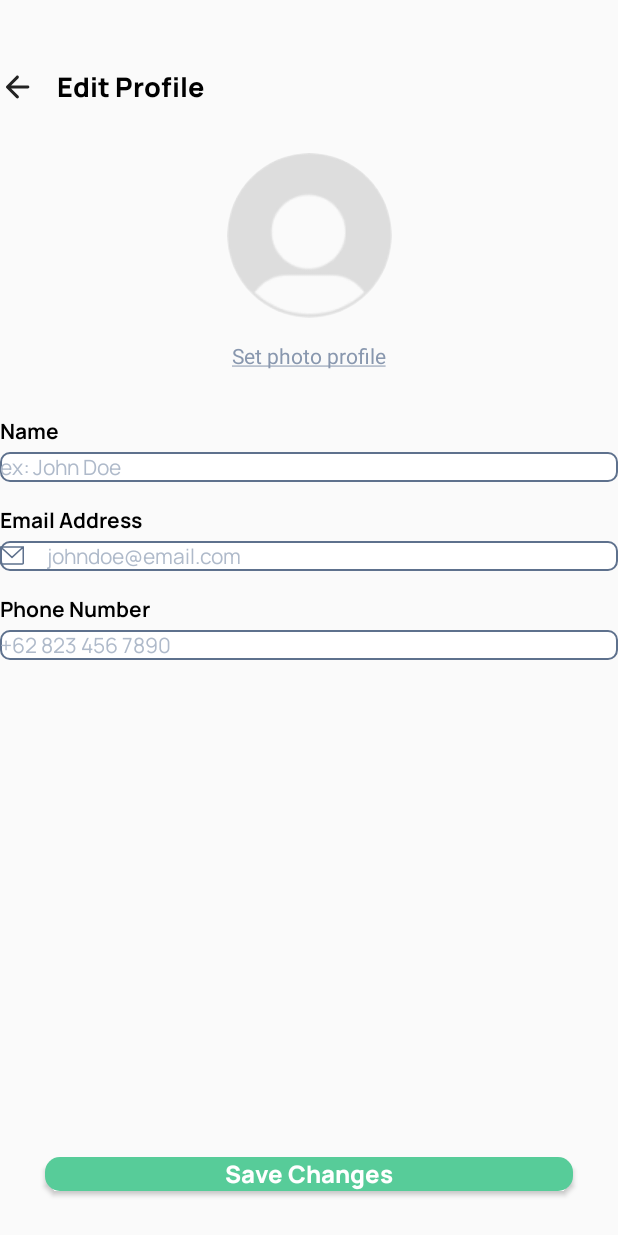
After one commit to dzikryaji/Hearmony, an Android app: the EditProfileActivity screen opened directly, with no data from a screen before it, on a phone screen of 412 x 824 dp. The commit adds this screen. Run offline under Robolectric (Android 15) with nearby library versions, the phone set to English and light mode, and no system bars; our stand-ins replace CircleImageView.

Commit message:
add edit profile activity

```diff
--- a/app/src/main/AndroidManifest.xml
+++ b/app/src/main/AndroidManifest.xml
@@ -13,13 +13,17 @@
         android:theme="@style/Theme.Hearmony"
         tools:targetApi="31">
         <activity
+            android:name=".activity.EditProfileActivity"
+            android:exported="false"
+            android:theme="@style/Theme.Hearmony.LightStatusBar" />
+        <activity
             android:name=".activity.RegisterActivity"
             android:exported="false"
-            android:windowSoftInputMode="adjustResize"/>
+            android:windowSoftInputMode="adjustResize" />
         <activity
             android:name=".activity.LoginActivity"
             android:exported="false"
-            android:windowSoftInputMode="adjustResize"/>
+            android:windowSoftInputMode="adjustResize" />
         <activity
             android:name=".activity.OnBoardingActivity"
             android:exported="false"
--- /dev/null
+++ b/app/src/main/java/das/mobile/hearmony/activity/EditProfileActivity.java
@@ -0,0 +1,31 @@
+package das.mobile.hearmony.activity;
+
+import android.os.Build;
+import android.os.Bundle;
+import android.view.WindowManager;
+
+import androidx.appcompat.app.AppCompatActivity;
+
+import das.mobile.hearmony.databinding.ActivityEditProfileBinding;
+
+public class EditProfileActivity extends AppCompatActivity {
+
+    ActivityEditProfileBinding binding;
+
+    @Override
+    protected void onCreate(Bundle savedInstanceState) {
+        super.onCreate(savedInstanceState);
+        binding = ActivityEditProfileBinding.inflate(getLayoutInflater());
+        setContentView(binding.getRoot());
+
+
+        // Make status bar transparent
+        if (Build.VERSION.SDK_INT >= Build.VERSION_CODES.KITKAT) {
+            getWindow().setFlags(WindowManager.LayoutParams.FLAG_LAYOUT_NO_LIMITS, WindowManager.LayoutParams.FLAG_LAYOUT_NO_LIMITS);
+        }
+
+        binding.ivBack.setOnClickListener(view -> {
+            finish();
+        });
+    }
+}
--- a/app/src/main/java/das/mobile/hearmony/fragment/ProfileFragment.java
+++ b/app/src/main/java/das/mobile/hearmony/fragment/ProfileFragment.java
@@ -15,6 +15,7 @@ import com.google.firebase.auth.FirebaseAuth;
 import com.google.firebase.auth.FirebaseUser;
 
 import das.mobile.hearmony.R;
+import das.mobile.hearmony.activity.EditProfileActivity;
 import das.mobile.hearmony.activity.LoginActivity;
 import das.mobile.hearmony.databinding.FragmentProfileBinding;
 
@@ -57,6 +58,11 @@ public class ProfileFragment extends Fragment {
             }
         });
 
+        binding.tvEditProfile.setOnClickListener(view -> {
+            Intent intent = new Intent(getActivity(), EditProfileActivity.class);
+            startActivity(intent);
+        });
+
         return binding.getRoot();
     }
 
--- /dev/null
+++ b/app/src/main/res/drawable/bg_profile_edittext.xml
@@ -0,0 +1,9 @@
+<?xml version="1.0" encoding="utf-8"?>
+<shape xmlns:android="http://schemas.android.com/apk/res/android"
+    android:shape="rectangle">
+    <corners android:radius="6dp" />
+    <solid android:color="@color/white" />
+    <stroke
+        android:width="1dp"
+        android:color="#5E718D" />
+</shape>
--- /dev/null
+++ b/app/src/main/res/drawable/ic_arrow_left.xml
@@ -0,0 +1,9 @@
+<vector xmlns:android="http://schemas.android.com/apk/res/android"
+    android:width="24dp"
+    android:height="24dp"
+    android:viewportWidth="24"
+    android:viewportHeight="24">
+  <path
+      android:pathData="M10.875,19.3L4.275,12.7C4.175,12.6 4.104,12.492 4.062,12.375C4.02,12.258 3.999,12.133 4,12C4,11.867 4.021,11.742 4.063,11.625C4.105,11.508 4.176,11.4 4.275,11.3L10.875,4.7C11.058,4.517 11.288,4.421 11.563,4.413C11.838,4.405 12.076,4.501 12.275,4.7C12.475,4.883 12.579,5.113 12.588,5.388C12.597,5.663 12.501,5.901 12.3,6.1L7.4,11H18.575C18.858,11 19.096,11.096 19.288,11.288C19.48,11.48 19.576,11.717 19.575,12C19.575,12.283 19.479,12.521 19.288,12.713C19.097,12.905 18.859,13.001 18.575,13H7.4L12.3,17.9C12.483,18.083 12.579,18.317 12.588,18.6C12.597,18.883 12.501,19.117 12.3,19.3C12.117,19.5 11.883,19.6 11.6,19.6C11.317,19.6 11.075,19.5 10.875,19.3Z"
+      android:fillColor="#222222"/>
+</vector>
--- /dev/null
+++ b/app/src/main/res/layout/activity_edit_profile.xml
@@ -0,0 +1,177 @@
+<?xml version="1.0" encoding="utf-8"?>
+<androidx.constraintlayout.widget.ConstraintLayout xmlns:android="http://schemas.android.com/apk/res/android"
+    xmlns:app="http://schemas.android.com/apk/res-auto"
+    xmlns:tools="http://schemas.android.com/tools"
+    android:layout_width="match_parent"
+    android:layout_height="match_parent"
+    tools:context=".activity.EditProfileActivity">
+
+    <LinearLayout
+        android:id="@+id/ll_topbar"
+        android:layout_width="match_parent"
+        android:layout_marginTop="30dp"
+        android:layout_height="?attr/actionBarSize"
+        android:gravity="center_vertical"
+        android:orientation="horizontal"
+        android:paddingHorizontal="30dp"
+        app:layout_constraintStart_toStartOf="parent"
+        app:layout_constraintTop_toTopOf="parent">
+
+        <ImageView
+            android:id="@+id/iv_back"
+            android:layout_width="wrap_content"
+            android:layout_height="wrap_content"
+            android:src="@drawable/ic_arrow_left" />
+
+        <TextView
+            android:layout_width="wrap_content"
+            android:layout_height="wrap_content"
+            android:layout_marginStart="14dp"
+            android:fontFamily="@font/manrope_extrabold"
+            android:text="Edit Profile"
+            android:textColor="@color/black"
+            android:textSize="18sp" />
+
+    </LinearLayout>
+
+    <de.hdodenhof.circleimageview.CircleImageView
+        android:id="@+id/iv_pfp"
+        android:layout_width="110dp"
+        android:layout_height="110dp"
+        android:layout_marginTop="16dp"
+        android:src="@drawable/img_default_pfp"
+        app:layout_constraintEnd_toEndOf="parent"
+        app:layout_constraintStart_toStartOf="parent"
+        app:layout_constraintTop_toBottomOf="@id/ll_topbar" />
+
+    <TextView
+        android:id="@+id/tv_set_photo"
+        android:layout_width="wrap_content"
+        android:layout_height="wrap_content"
+        android:layout_marginTop="15dp"
+        android:text="@string/set_photo_profile"
+        android:textColor="#8897AE"
+        app:layout_constraintEnd_toEndOf="parent"
+        app:layout_constraintStart_toStartOf="parent"
+        app:layout_constraintTop_toBottomOf="@id/iv_pfp" />
+
+    <LinearLayout
+        android:id="@+id/linearLayout"
+        android:layout_width="match_parent"
+        android:layout_height="wrap_content"
+        android:layout_marginTop="15dp"
+        android:orientation="vertical"
+        android:paddingHorizontal="30dp"
+        app:layout_constraintTop_toBottomOf="@id/tv_set_photo">
+
+        <TextView
+            android:id="@+id/iv_name"
+            android:layout_width="wrap_content"
+            android:layout_height="wrap_content"
+            android:layout_marginTop="15dp"
+            android:fontFamily="@font/manrope_bold"
+            android:text="Name"
+            android:textColor="@color/black"
+            app:layout_constraintStart_toStartOf="parent"
+            app:layout_constraintTop_toBottomOf="@id/tv_main" />
+
+        <com.google.android.material.textfield.TextInputLayout
+            android:id="@+id/il_name"
+            android:layout_width="match_parent"
+            android:layout_height="wrap_content"
+            android:layout_marginTop="4dp"
+            app:hintEnabled="false">
+
+            <com.google.android.material.textfield.TextInputEditText
+                android:id="@+id/et_name"
+                android:layout_width="match_parent"
+                android:layout_height="match_parent"
+                android:background="@drawable/bg_profile_edittext"
+                android:fontFamily="@font/manrope"
+                android:hint="ex: John Doe"
+                android:paddingVertical="12dp"
+                android:paddingStart="15dp"
+                android:textColorHint="@color/slate_300"
+                android:textSize="14sp" />
+
+        </com.google.android.material.textfield.TextInputLayout>
+
+        <TextView
+            android:id="@+id/iv_email"
+            android:layout_width="wrap_content"
+            android:layout_height="wrap_content"
+            android:layout_marginTop="15dp"
+            android:fontFamily="@font/manrope_bold"
+            android:text="Email Address"
+            android:textColor="@color/black"
+            app:layout_constraintStart_toStartOf="parent"
+            app:layout_constraintTop_toBottomOf="@id/il_name" />
+
+        <com.google.android.material.textfield.TextInputLayout
+            android:id="@+id/il_email"
+            android:layout_width="match_parent"
+            android:layout_height="wrap_content"
+            android:layout_marginTop="4dp"
+            app:hintEnabled="false"
+            app:layout_constraintTop_toBottomOf="@id/iv_email">
+
+            <com.google.android.material.textfield.TextInputEditText
+                android:id="@+id/et_email"
+                android:layout_width="match_parent"
+                android:layout_height="match_parent"
+                android:background="@drawable/bg_profile_edittext"
+                android:drawableStart="@drawable/ic_email"
+                android:drawablePadding="15dp"
+                android:fontFamily="@font/manrope"
+                android:gravity="center_vertical"
+                android:hint="johndoe@email.com"
+                android:inputType="textEmailAddress"
+                android:paddingVertical="12dp"
+                android:paddingStart="15dp"
+                android:textColorHint="@color/slate_300"
+                android:textSize="14sp" />
+
+        </com.google.android.material.textfield.TextInputLayout>
+
+        <TextView
+            android:id="@+id/iv_phone"
+            android:layout_width="wrap_content"
+            android:layout_height="wrap_content"
+            android:layout_marginTop="15dp"
+            android:fontFamily="@font/manrope_bold"
+            android:text="Phone Number"
+            android:textColor="@color/black"
+            app:layout_constraintStart_toStartOf="parent"
+            app:layout_constraintTop_toBottomOf="@id/tv_main" />
+
+        <com.google.android.material.textfield.TextInputLayout
+            android:id="@+id/il_phone"
+            android:layout_width="match_parent"
+            android:layout_height="wrap_content"
+            android:layout_marginTop="4dp"
+            app:hintEnabled="false">
+
+            <com.google.android.material.textfield.TextInputEditText
+                android:id="@+id/et_phone"
+                android:layout_width="match_parent"
+                android:layout_height="match_parent"
+                android:background="@drawable/bg_profile_edittext"
+                android:fontFamily="@font/manrope"
+                android:hint="+62 823 456 7890"
+                android:paddingVertical="12dp"
+                android:paddingStart="15dp"
+                android:textColorHint="@color/slate_300"
+                android:textSize="14sp" />
+
+        </com.google.android.material.textfield.TextInputLayout>
+    </LinearLayout>
+
+    <Button
+        android:layout_width="match_parent"
+        android:layout_height="wrap_content"
+        android:layout_marginHorizontal="30dp"
+        android:layout_marginBottom="30dp"
+        android:text="Save Changes"
+        app:layout_constraintBottom_toBottomOf="parent" />
+
+</androidx.constraintlayout.widget.ConstraintLayout>
--- a/app/src/main/res/layout/fragment_profile.xml
+++ b/app/src/main/res/layout/fragment_profile.xml
@@ -37,6 +37,7 @@
                     android:textSize="24sp" />
 
                 <TextView
+                    android:id="@+id/tv_edit_profile"
                     android:layout_width="wrap_content"
                     android:layout_height="wrap_content"
                     android:layout_gravity="center|end"
@@ -55,7 +56,7 @@
                 <de.hdodenhof.circleimageview.CircleImageView
                     android:layout_width="70dp"
                     android:layout_height="70dp"
-                    android:src="@drawable/img_onboarding3"/>
+                    android:src="@drawable/img_default_pfp"/>
 
                 <LinearLayout
                     android:layout_width="match_parent"
--- a/app/src/main/res/values/strings.xml
+++ b/app/src/main/res/values/strings.xml
@@ -2,5 +2,6 @@
     <string name="app_name">Hearmony</string>
     <string name="default_web_client_id">YAIzaSyAXCQDNr2WEIbMlxk1ZaWAbnIEaIQpXUYo</string>
     <string name="edit_profile"><u>Edit my profile</u></string>
+    <string name="set_photo_profile"><u>Set photo profile</u></string>
 
 </resources>
```
Also changed, not shown: app/src/main/res/drawable/img_default_pfp.png (added).
